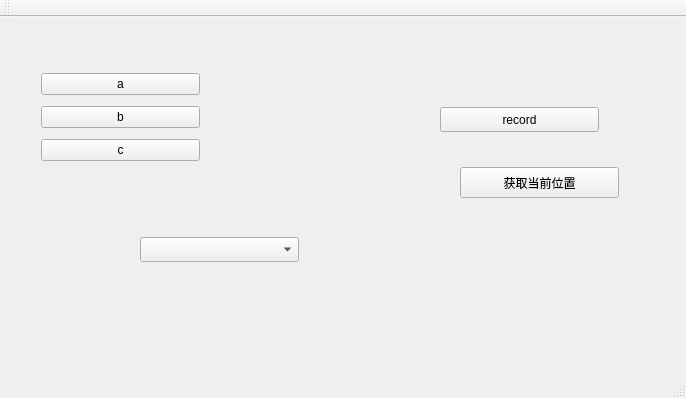
The window that tifferpelode.ui (TifferPelode/tiffer_ros_gui) describes before a commit, drawn with Qt 5.
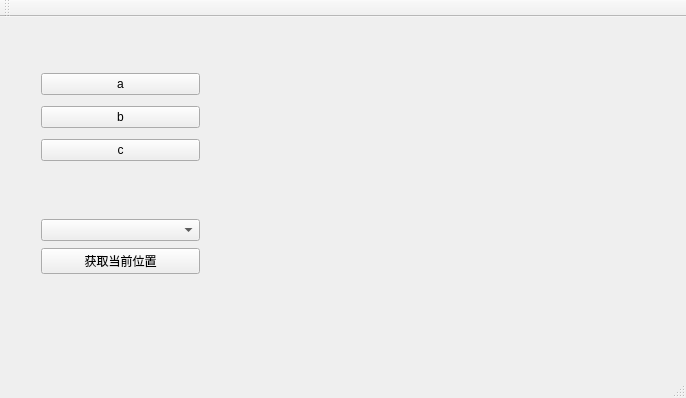
The same window after the commit.

What changed in the file:
```diff
--- a/tifferpelode.ui
+++ b/tifferpelode.ui
@@ -17,42 +17,6 @@
    <string>TifferPelode</string>
   </property>
   <widget class="QWidget" name="centralWidget">
-   <widget class="QPushButton" name="testButton">
-    <property name="geometry">
-     <rect>
-      <x>440</x>
-      <y>90</y>
-      <width>159</width>
-      <height>25</height>
-     </rect>
-    </property>
-    <property name="text">
-     <string>record</string>
-    </property>
-   </widget>
-   <widget class="QPushButton" name="getCLocation">
-    <property name="geometry">
-     <rect>
-      <x>460</x>
-      <y>150</y>
-      <width>159</width>
-      <height>31</height>
-     </rect>
-    </property>
-    <property name="text">
-     <string>获取当前位置</string>
-    </property>
-   </widget>
-   <widget class="QComboBox" name="locationName">
-    <property name="geometry">
-     <rect>
-      <x>140</x>
-      <y>220</y>
-      <width>159</width>
-      <height>25</height>
-     </rect>
-    </property>
-   </widget>
    <widget class="QWidget" name="verticalLayoutWidget">
     <property name="geometry">
      <rect>
@@ -86,6 +50,28 @@
      </item>
     </layout>
    </widget>
+   <widget class="QWidget" name="verticalLayoutWidget_2">
+    <property name="geometry">
+     <rect>
+      <x>30</x>
+      <y>190</y>
+      <width>181</width>
+      <height>80</height>
+     </rect>
+    </property>
+    <layout class="QVBoxLayout" name="verticalLayout_2">
+     <item>
+      <widget class="QComboBox" name="locationName"/>
+     </item>
+     <item>
+      <widget class="QPushButton" name="getCLocation">
+       <property name="text">
+        <string>获取当前位置</string>
+       </property>
+      </widget>
+     </item>
+    </layout>
+   </widget>
   </widget>
   <widget class="QToolBar" name="mainToolBar">
    <attribute name="toolBarArea">
```
